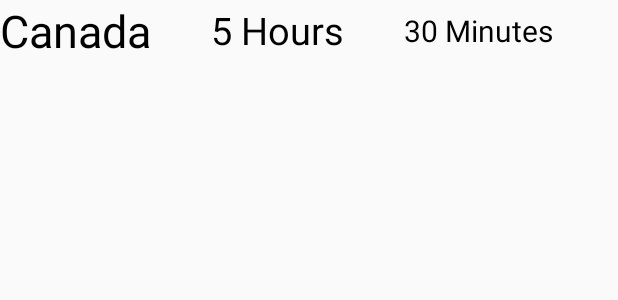
After one commit to Jasondai9/Vivawake, an Android app: the layout activity_layout.xml on its own in the app's theme, with its tools: preview values and no code run, on a phone screen of 412 x 824 dp. The commit adds this screen. Shown: the top 300 px of the screen. Run offline under Robolectric (Android 15) with nearby library versions, the phone set to English and light mode, and no system bars.

```diff
--- a/app/build.gradle
+++ b/app/build.gradle
@@ -27,4 +27,7 @@
     testImplementation 'junit:junit:4.12'
     androidTestImplementation 'com.android.support.test:runner:1.0.2'
     androidTestImplementation 'com.android.support.test.espresso:espresso-core:3.0.2'
+
+    //Recycler View
+    implementation 'com.android.support:recyclerview-v7:28.0.0'
 }
--- /dev/null
+++ b/app/src/main/res/layout/activity_layout.xml
@@ -0,0 +1,37 @@
+<?xml version="1.0" encoding="utf-8"?>
+<RelativeLayout xmlns:android="http://schemas.android.com/apk/res/android"
+    android:layout_width="match_parent"
+    android:layout_height="wrap_content"
+    android:id="@+id/activity_layout">
+
+    <TextView
+        android:layout_width="wrap_content"
+        android:layout_height="wrap_content"
+        android:text="Canada"
+        android:id="@+id/activity_name"
+        android:textColor="#000"
+        android:layout_centerVertical="true"
+        android:textSize="30dp"/>
+    <TextView
+        android:layout_width="wrap_content"
+        android:layout_height="wrap_content"
+        android:text="5 Hours"
+        android:id="@+id/hour_text"
+        android:textColor="#000"
+        android:layout_centerVertical="true"
+        android:layout_toRightOf="@id/activity_name"
+        android:layout_marginLeft="40dp"
+        android:textSize="25dp"
+        />
+    <TextView
+        android:layout_width="wrap_content"
+        android:layout_height="wrap_content"
+        android:text="30 Minutes"
+        android:id="@+id/minutes_text"
+        android:textColor="#000"
+        android:layout_centerVertical="true"
+        android:layout_toRightOf="@id/hour_text"
+        android:layout_marginLeft="40dp"
+        android:textSize="20dp"
+        />
+</RelativeLayout>
```
Also changed, not shown: app/src/main/java/vivawake/vivawake/ActivityActivity.java (+34 -0 lines), app/src/main/java/vivawake/vivawake/RecyclerViewAdapter_Activity.java (added, +73 -0 lines), app/src/main/res/layout/activity_activity.xml (+4 -25 lines).
